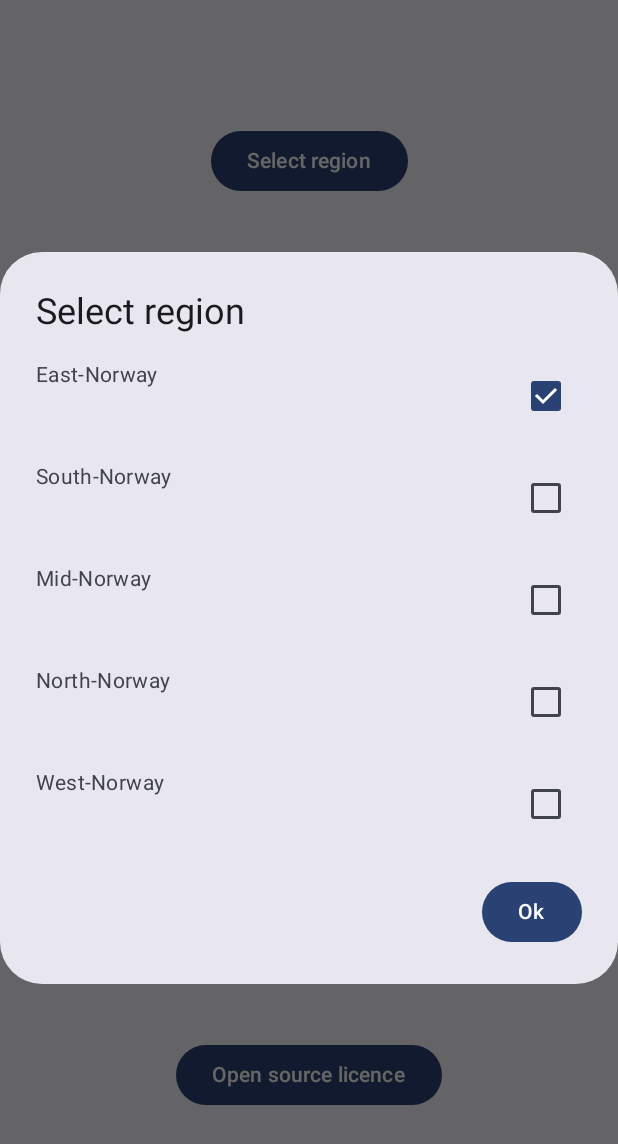
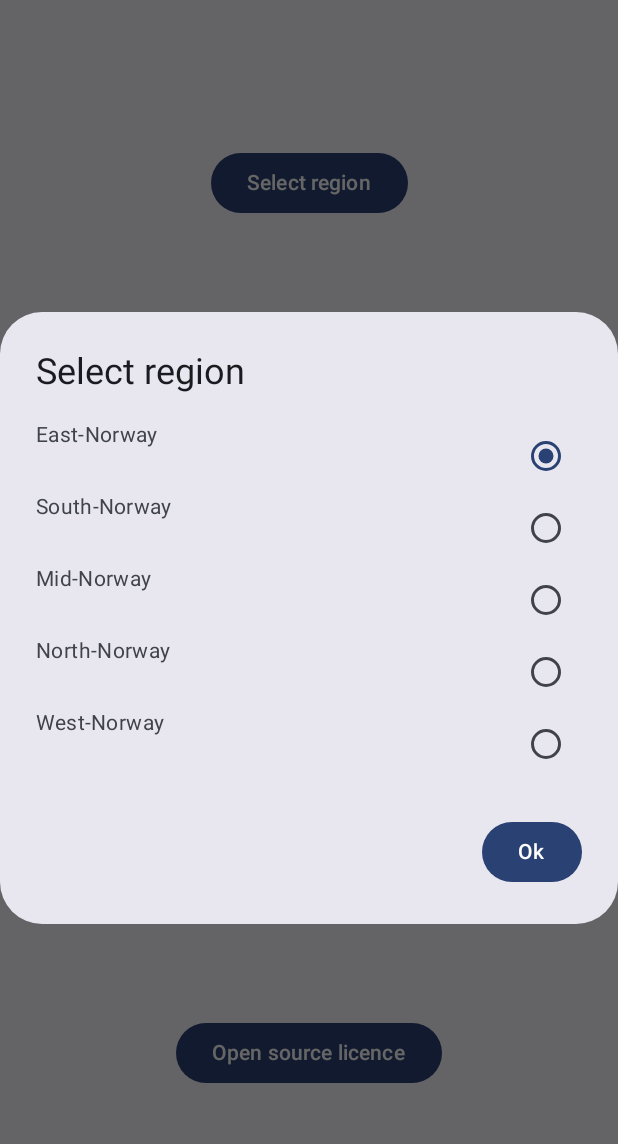
Before and after one commit to SakariaAhmed/PricePulse, an Android app built with Jetpack Compose: the composable SettingsScreen shown on its own in the app's theme, after a tap on "Select region", on a phone screen of 412 x 824 dp. Shown: the top 1144 px of the screen. Run offline under Robolectric (Android 15) with nearby library versions, the phone set to English and light mode, and no system bars; libraries missing offline, so code that uses them is left out: com.mikepenz.aboutlibraries.

Commit message:
added radiobuttons for settingsscreen (#47)
Co-authored-by: SakariaAhmed <sakariaa7@gmail.com>

```diff
--- a/app/src/main/java/com/example/team33/ui/screens/SettingsScreen.kt
+++ b/app/src/main/java/com/example/team33/ui/screens/SettingsScreen.kt
@@ -1,6 +1,5 @@
 package com.example.team33.ui.screens
 
-import android.annotation.SuppressLint
 import androidx.compose.foundation.layout.*
 import androidx.compose.material3.*
 import androidx.compose.runtime.*
@@ -15,42 +14,26 @@ import com.example.team33.network.ElectricityRegion
 import com.example.team33.ui.uistates.MainUiState
 import com.mikepenz.aboutlibraries.ui.compose.LibrariesContainer
 
-@SuppressLint("UnrememberedMutableState")
 @Composable
 fun SettingsScreen(
     mainUiState: MainUiState,
     navController: NavHostController,
-    changeElectricityRegion: (ElectricityRegion) -> Unit
+    changeElectricityRegion: (ElectricityRegion) -> Unit,
+    modifier: Modifier = Modifier
 ) {
-    val regionOptions: List<String> = listOf(
-        stringResource(id = R.string.east_norway),
-        stringResource(id = R.string.south_norway),
-        stringResource(id = R.string.mid_norway),
-        stringResource(id = R.string.north_norway),
-        stringResource(id = R.string.west_norway)
-    )
-    var east = remember { mutableStateOf(true) }
-    var south = remember { mutableStateOf(false) }
-    var mid = remember { mutableStateOf(false) }
-    var north = remember { mutableStateOf(false) }
-    var west = remember { mutableStateOf(false) }
 
-    val checkRegion = listOf(east, south, mid, north, west)
-
-
-    val current = remember { mutableStateOf(mainUiState.currentRegion)  }
-
+    //
     val openDialog = remember { mutableStateOf(false) }
 
     Column(
         horizontalAlignment = Alignment.CenterHorizontally,
-        verticalArrangement = Arrangement.SpaceEvenly,
+        verticalArrangement = Arrangement.SpaceBetween,
         modifier = Modifier.fillMaxSize()
     ) {
 
-        // Dialog box for regions
+        // Radio buttons for regions
 
-
+        Spacer(modifier = Modifier.padding(10.dp))
         Button(onClick = { openDialog.value = !openDialog.value }) {
             Text(stringResource(R.string.select_region))
         }
@@ -65,7 +48,28 @@ fun SettingsScreen(
                     Text(stringResource(R.string.select_region))
                 },
                 text = {
-                    Column() {
+                    val regionOptions: List<String> = listOf(
+                        stringResource(id = R.string.east_norway),
+                        stringResource(id = R.string.south_norway),
+                        stringResource(id = R.string.mid_norway),
+                        stringResource(id = R.string.north_norway),
+                        stringResource(id = R.string.west_norway)
+                    )
+
+                    Column(
+                        horizontalAlignment = Alignment.CenterHorizontally,
+                        verticalArrangement = Arrangement.SpaceEvenly,
+                        modifier = Modifier.fillMaxWidth()
+                    ) {
+                        var selectedOption = remember { mutableStateOf("") }
+
+                        when (mainUiState.currentRegion) {
+                            ElectricityRegion.NO1 -> selectedOption.value = regionOptions[0]
+                            ElectricityRegion.NO2 -> selectedOption.value = regionOptions[1]
+                            ElectricityRegion.NO3 -> selectedOption.value = regionOptions[2]
+                            ElectricityRegion.NO4 -> selectedOption.value = regionOptions[3]
+                            ElectricityRegion.NO5 -> selectedOption.value = regionOptions[4]
+                        }
 
 
                         Row(
@@ -73,34 +77,35 @@ fun SettingsScreen(
                             horizontalArrangement = Arrangement.SpaceBetween
                         ) {
                             Text(text = regionOptions[0])
-                            Checkbox(
-                                checked = east.value,
-                                onCheckedChange = {
-                                    east.value = !east.value; SetFalse(
-                                    checkRegion,
-                                    east
-                                );current.value = ElectricityRegion.NO1
-                                })
+
+                            RadioButton(
+                                selected = selectedOption.value == regionOptions[0],
+                                onClick = {
+                                    selectedOption.value = regionOptions[0];changeElectricityRegion(
+                                    ElectricityRegion.NO1
+                                )
+                                }
+                            )
+
                         }
 
-                        Spacer(modifier = Modifier.height(20.dp))
 
                         Row(
                             Modifier.fillMaxWidth(),
                             horizontalArrangement = Arrangement.SpaceBetween
                         ) {
                             Text(text = regionOptions[1])
-                            Checkbox(
-                                checked = south.value,
-                                onCheckedChange = {
-                                    south.value = !south.value;SetFalse(
-                                    checkRegion,
-                                    south
-                                );current.value = ElectricityRegion.NO2
-                                })
+
+                            RadioButton(
+                                selected = selectedOption.value == regionOptions[1],
+                                onClick = {
+                                    selectedOption.value = regionOptions[1];changeElectricityRegion(
+                                    ElectricityRegion.NO2
+                                )
+                                }
+                            )
+
                         }
-
-                        Spacer(modifier = Modifier.height(20.dp))
 
 
                         Row(
@@ -108,17 +113,17 @@ fun SettingsScreen(
                             horizontalArrangement = Arrangement.SpaceBetween
                         ) {
                             Text(text = regionOptions[2])
-                            Checkbox(
-                                checked = mid.value,
-                                onCheckedChange = {
-                                    mid.value = !mid.value; SetFalse(
-                                    checkRegion,
-                                    mid
-                                );current.value = ElectricityRegion.NO3
-                                })
+
+                            RadioButton(
+                                selected = selectedOption.value == regionOptions[2],
+                                onClick = {
+                                    selectedOption.value = regionOptions[2];changeElectricityRegion(
+                                    ElectricityRegion.NO3
+                                )
+                                }
+                            )
+
                         }
-
-                        Spacer(modifier = Modifier.height(20.dp))
 
 
                         Row(
@@ -126,32 +131,36 @@ fun SettingsScreen(
                             horizontalArrangement = Arrangement.SpaceBetween
                         ) {
                             Text(text = regionOptions[3])
-                            Checkbox(
-                                checked = north.value,
-                                onCheckedChange = {
-                                    north.value = !north.value;SetFalse(
-                                    checkRegion,
-                                    north
-                                );current.value = ElectricityRegion.NO4
-                                })
+
+                            RadioButton(
+                                selected = selectedOption.value == regionOptions[3],
+                                onClick = {
+                                    selectedOption.value = regionOptions[3];changeElectricityRegion(
+                                    ElectricityRegion.NO4
+                                )
+                                }
+                            )
+
                         }
 
-                        Spacer(modifier = Modifier.height(20.dp))
 
                         Row(
                             Modifier.fillMaxWidth(),
                             horizontalArrangement = Arrangement.SpaceBetween
                         ) {
                             Text(text = regionOptions[4])
-                            Checkbox(
-                                checked = west.value,
-                                onCheckedChange = {
-                                    west.value = !west.value; SetFalse(
-                                    checkRegion,
-                                    west
-                                );current.value = ElectricityRegion.NO5
-                                })
+
+                            RadioButton(
+                                selected = selectedOption.value == regionOptions[4],
+                                onClick = {
+                                    selectedOption.value = regionOptions[4];changeElectricityRegion(
+                                    ElectricityRegion.NO5
+                                )
+                                }
+                            )
+
                         }
+
 
                     }
                 },
@@ -161,17 +170,8 @@ fun SettingsScreen(
 
                         onClick = {
                             openDialog.value = false;
-                            var answer: MutableState<Boolean> =
-                                mutableStateOf(true)
 
-                            for (r in checkRegion) {
-                                if (r.value) {
-                                    answer =r
-                                }
-                            }
 
-                            SetFalse(checkRegion, answer   )
-                            changeElectricityRegion(current.value)
                         }) {
                         Text("Ok")
                     }
@@ -181,49 +181,48 @@ fun SettingsScreen(
 
         }
 
+            Text(text = stringResource(id = R.string.language))
+            Text(text = stringResource(id = R.string.change_language))
+
+            Button(
+                onClick = { navController.navigate("showDeveloper") },
+                modifier = Modifier.align(Alignment.CenterHorizontally)
+            ) {
+                Text(stringResource(id = R.string.developers))
+            }
+
+            Button(
+                onClick = { navController.navigate("showPurpose") },
+                modifier = Modifier.align(Alignment.CenterHorizontally)
+            ) {
+                Text(stringResource(id = R.string.usage))
+            }
+
+            Button(
+                onClick = { navController.navigate("openSource") },
+                modifier = Modifier.align(Alignment.CenterHorizontally)
+            ) {
+                Text(stringResource(id = R.string.opensource))
+            }
+
+        Spacer(modifier = Modifier.padding(10.dp))
 
 
-        Text(text = stringResource(id = R.string.language))
-        Text(text = stringResource(id = R.string.change_language))
+    }
+    //
 
-        Button(
-            onClick = { navController.navigate("showDeveloper") }, modifier = Modifier
-                .align(Alignment.CenterHorizontally)
-        ) {
-            Text(stringResource(id = R.string.show_developers))
-        }
-
-
-        Button(
-            onClick = { navController.navigate("showPurpose") }, modifier = Modifier
-                .align(Alignment.CenterHorizontally)
-        ) {
-            Text(stringResource(id = R.string.show_usage))
-        }
-
-        Button(onClick = { navController.navigate("openSource") }) {
-            Text(stringResource(id = R.string.opensource))
-        }
-    }
 }
 
 
-fun SetFalse(checkRegion: List<MutableState<Boolean>>, region: MutableState<Boolean>) {
-    for (r in checkRegion) {
-        r.value = false
-    }
-    region.value = true
+@Composable
+fun OpenSource(modifier: Modifier = Modifier) {
+    LibrariesContainer(modifier.fillMaxSize())
 }
 
 @Composable
-fun OpenSource() {
-    LibrariesContainer(Modifier.fillMaxSize())
-}
-
-@Composable
-fun ShowDevelopers() {
+fun ShowDevelopers(modifier: Modifier = Modifier) {
     val array: Array<String> = stringArrayResource(id = R.array.names)
-    Column(modifier = Modifier) {
+    Column(modifier = modifier) {
         Text(text = stringResource(id = R.string.made_by))
         array.forEach { selectedOption ->
             Text(text = selectedOption)
@@ -232,6 +231,8 @@ fun ShowDevelopers() {
 }
 
 @Composable
-fun ShowPurpose() {
-    Text(text = stringResource(id = R.string.purpose))
+fun ShowPurpose(modifier: Modifier = Modifier) {
+    Text(
+        text = stringResource(id = R.string.purpose), modifier = modifier
+    )
 }
```
